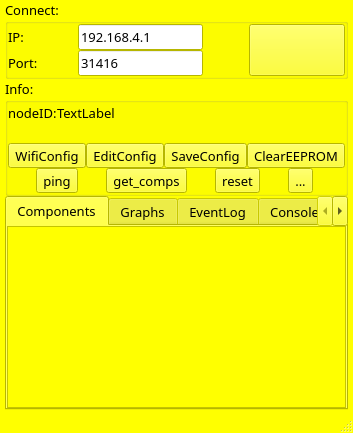
Qt form Software/JarvisServer/common/jarvisnodetestapp.ui (makespacemadrid/Jarvis) before a commit.
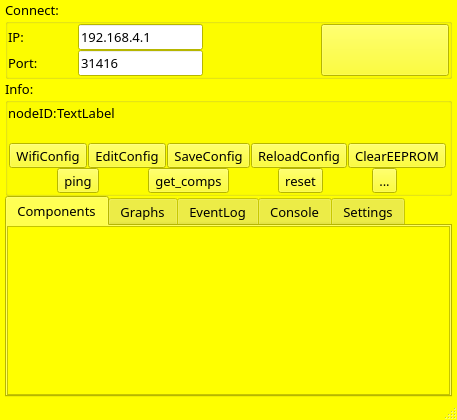
The same form after that commit. Icons and pictures are not drawn.

```diff
--- a/Software/JarvisServer/common/jarvisnodetestapp.ui
+++ b/Software/JarvisServer/common/jarvisnodetestapp.ui
@@ -6,8 +6,8 @@
    <rect>
     <x>0</x>
     <y>0</y>
-    <width>353</width>
-    <height>433</height>
+    <width>457</width>
+    <height>420</height>
    </rect>
   </property>
   <property name="palette">
@@ -831,6 +831,13 @@
              </property>
             </widget>
            </item>
+           <item>
+            <widget class="QToolButton" name="reloadConfigBtn">
+             <property name="text">
+              <string>ReloadConfig</string>
+             </property>
+            </widget>
+           </item>
            <item>
             <widget class="QToolButton" name="clearEepromBtn">
              <property name="font">
@@ -991,8 +998,8 @@
             <rect>
              <x>0</x>
              <y>0</y>
-             <width>337</width>
-             <height>170</height>
+             <width>441</width>
+             <height>149</height>
             </rect>
            </property>
            <layout class="QGridLayout" name="gridLayout"/>
```
Left out of the diff: 8 changed lines with no effect on the pictures.
